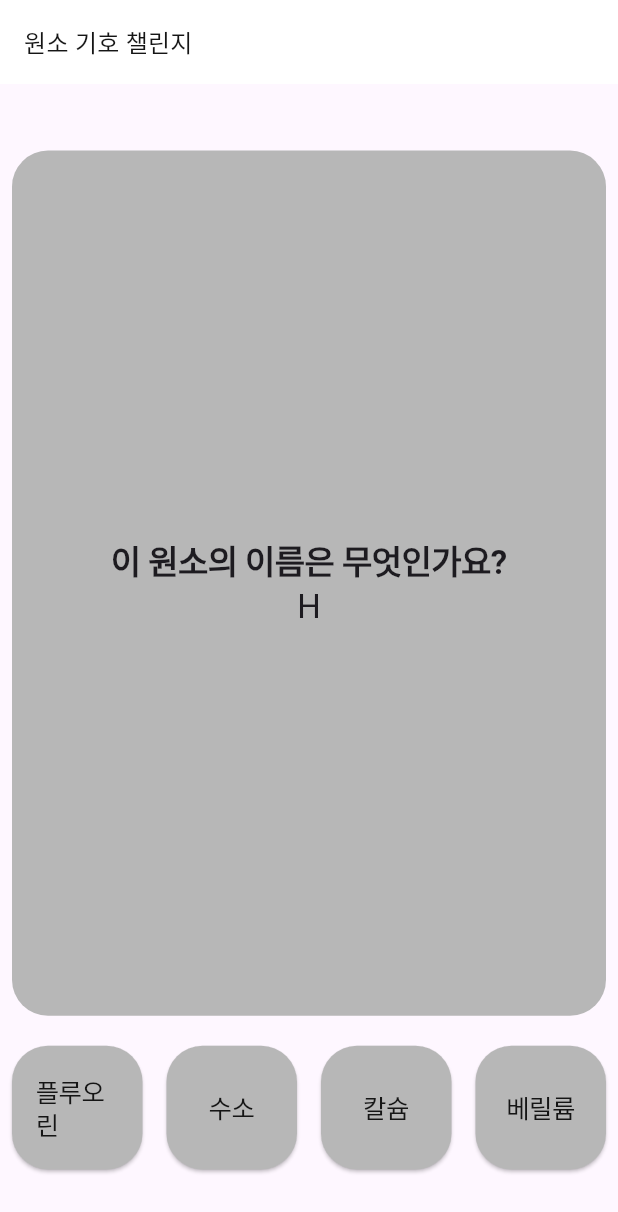
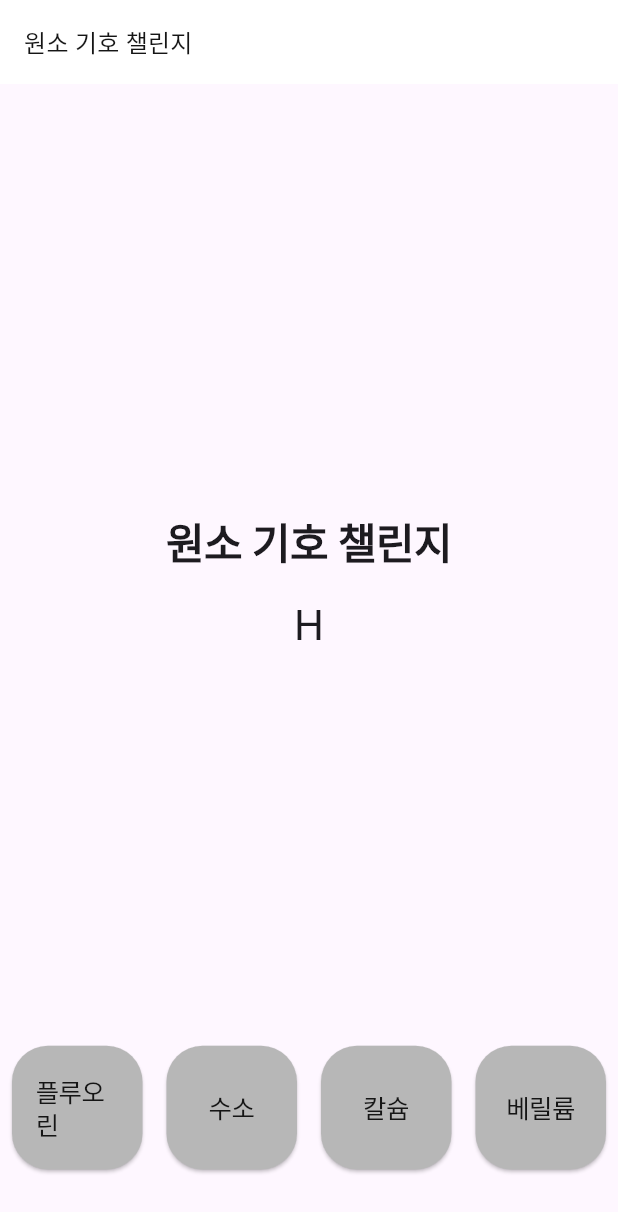
Before and after one commit to dohun0310/Chemistry-Challenge, a Flutter app: the screen it shows after launch, after a tap on "원소 기호 챌린지", on a phone screen of 412 x 824 dp. Shown: the top 1212 px of the screen. Run offline on Flutter 3.47's test engine with Material 3 defaults, Android fonts, the phone set to English and light mode, and no system bars.

Commit message:
edit challenge page

```diff
--- a/lib/components/challenge_page.dart
+++ b/lib/components/challenge_page.dart
@@ -7,13 +7,20 @@ import 'package:chemistry_challenge/themes/texts.dart';
 import 'package:chemistry_challenge/components/appbar.dart';
 
 class ChallengePage extends StatefulWidget {
+  const ChallengePage({
+    super.key,
+    required this.title,
+    required this.description,
+    required this.challengeData,
+    required this.questionItem,
+    required this.answerItem
+  });
+
   final String title;
   final String description;
   final List<Map<String, String>> challengeData;
   final String questionItem;
   final String answerItem;
-
-  const ChallengePage({super.key, required this.title, required this.description, required this.challengeData, required this.questionItem, required this.answerItem});
 
   @override
   ChallengePageState createState() => ChallengePageState();
@@ -121,6 +128,54 @@ class ChallengePageState extends State<ChallengePage> {
     );
   }
 
+  Widget buildScreen(title, question) {
+    return Container(
+      margin: const EdgeInsets.symmetric(horizontal: 8),
+      padding: const EdgeInsets.symmetric(horizontal: 40),
+      width: double.infinity,
+      height: MediaQuery.of(context).size.height * 0.7,
+      decoration: BoxDecoration(
+        borderRadius: BorderRadius.circular(24),
+      ),
+      child: Column(
+        mainAxisAlignment: MainAxisAlignment.center,
+        children: [
+          Text(
+            title,
+            style: ThemeTexts.title1Emphasized,
+            textAlign: TextAlign.center,
+          ),
+          const SizedBox(height: 20),
+          Text(
+            question,
+            style: ThemeTexts.title1Regular,
+          ),
+        ],
+      ),
+    );
+  }
+
+  Widget buildScreenButton(String title, Color? color, VoidCallback onPressed) {
+    return Container(
+      height: MediaQuery.of(context).size.height * 0.1,
+      padding: const EdgeInsets.symmetric(horizontal: 8),
+      child: ElevatedButton(
+        onPressed: onPressed,
+        style: ElevatedButton.styleFrom(
+          backgroundColor: color,
+          shape: RoundedRectangleBorder(
+            borderRadius: BorderRadius.circular(24),
+          ),
+          padding: const EdgeInsets.symmetric(horizontal: 16, vertical: 8),
+        ),
+        child: Text(
+          title,
+          style: ThemeTexts.bodyRegular,
+        ),
+      ),
+    );
+  }
+
   Widget buildAnswerButton(String answer) {
     Color? backgroundColor;
     if (answer == highlightedAnswer) {
@@ -131,23 +186,10 @@ class ChallengePageState extends State<ChallengePage> {
       backgroundColor = Theme.of(context).extension<ThemeColors>()?.grey;
     }
 
-    return Container(
-      height: MediaQuery.of(context).size.height * 0.1,
-      padding: const EdgeInsets.symmetric(horizontal: 8),
-      child: ElevatedButton(
-        onPressed: () => selectAnswer(answer),
-        style: ElevatedButton.styleFrom(
-          backgroundColor: backgroundColor,
-          shape: RoundedRectangleBorder(
-            borderRadius: BorderRadius.circular(24),
-          ),
-          padding: const EdgeInsets.symmetric(horizontal: 16, vertical: 8),
-        ),
-        child: Text(
+    return buildScreenButton(
       answer,
-          style: ThemeTexts.bodyRegular,
-        ),
-      ),
+      backgroundColor,
+      () => selectAnswer(answer)
     );
   }
 
@@ -156,70 +198,26 @@ class ChallengePageState extends State<ChallengePage> {
       child: Column(
         mainAxisAlignment: MainAxisAlignment.center,
         children: [
-          Container(
-            margin: const EdgeInsets.symmetric(horizontal: 8),
-            width: double.infinity,
-            height: MediaQuery.of(context).size.height * 0.7,
-            decoration: BoxDecoration(
-              color: Theme.of(context).extension<ThemeColors>()?.grey,
-              borderRadius: BorderRadius.circular(24),
-            ),
-            child: Column(
-              mainAxisAlignment: MainAxisAlignment.center,
-              children: [
-                const Text(
-                  '챌린지 완료!',
-                  style: ThemeTexts.title1Emphasized,
-                ),
-                Text(
-                  '$correctCount개의 문제를 맞추고, $incorrectCount개의 문제를 틀렸어요',
-                  style: ThemeTexts.bodyRegular,
-                ),
-              ],
-            ),
+          buildScreen(
+            '챌린지 완료',
+            '$correctCount개의 문제를 맞추고, $incorrectCount개의 문제를 틀렸어요'
           ),
           const SizedBox(height: 20),
           Row(
             mainAxisAlignment: MainAxisAlignment.spaceEvenly,
             children: [
               Expanded(
-                child: Container(
-                  height: MediaQuery.of(context).size.height * 0.1,
-                  padding: const EdgeInsets.symmetric(horizontal: 8),
-                  child: ElevatedButton(
-                    onPressed: mainPage,
-                    style: ElevatedButton.styleFrom(
-                      backgroundColor: Theme.of(context).extension<ThemeColors>()?.grey,
-                      shape: RoundedRectangleBorder(
-                        borderRadius: BorderRadius.circular(24),
-                      ),
-                      padding: const EdgeInsets.symmetric(horizontal: 16, vertical: 8),
-                    ),
-                    child: const Text(
+                child: buildScreenButton(
                   '메인으로 나가기',
-                      style: ThemeTexts.bodyRegular,
-                    ),
-                  ),
+                  Theme.of(context).extension<ThemeColors>()!.grey,
+                  mainPage
                 ),
               ),
               Expanded(
-                child: Container(
-                  height: MediaQuery.of(context).size.height * 0.1,
-                  padding: const EdgeInsets.symmetric(horizontal: 8),
-                  child: ElevatedButton(
-                    onPressed: resetChallenge,
-                    style: ElevatedButton.styleFrom(
-                      backgroundColor: Theme.of(context).extension<ThemeColors>()?.grey,
-                      shape: RoundedRectangleBorder(
-                        borderRadius: BorderRadius.circular(24),
-                      ),
-                      padding: const EdgeInsets.symmetric(horizontal: 16, vertical: 8),
-                    ),
-                    child: const Text(
-                      '다시 하기',
-                      style: ThemeTexts.bodyRegular,
-                    ),
-                  ),
+                child: buildScreenButton(
+                  '다시 시작하기',
+                  Theme.of(context).extension<ThemeColors>()!.grey,
+                  resetChallenge
                 ),
               ),
             ],
@@ -233,28 +231,7 @@ class ChallengePageState extends State<ChallengePage> {
     return Column(
       mainAxisAlignment: MainAxisAlignment.center,
       children: [
-        Container(
-          margin: const EdgeInsets.symmetric(horizontal: 8),
-          width: double.infinity,
-          height: MediaQuery.of(context).size.height * 0.7,
-          decoration: BoxDecoration(
-            color: Theme.of(context).extension<ThemeColors>()?.grey,
-            borderRadius: BorderRadius.circular(24),
-          ),
-          child: Column(
-            mainAxisAlignment: MainAxisAlignment.center,
-            children: [
-              Text(
-                widget.description,
-                style: ThemeTexts.title2Emphasized,
-              ),
-              Text(
-                currentItem[widget.questionItem],
-                style: ThemeTexts.title2Regular,
-              ),
-            ],
-          ),
-        ),
+        buildScreen(widget.title, currentItem[widget.questionItem]),
         const SizedBox(height: 20),
         Row(
           mainAxisAlignment: MainAxisAlignment.spaceEvenly,
```
Lines whose indentation alone changed are shown as unchanged.
